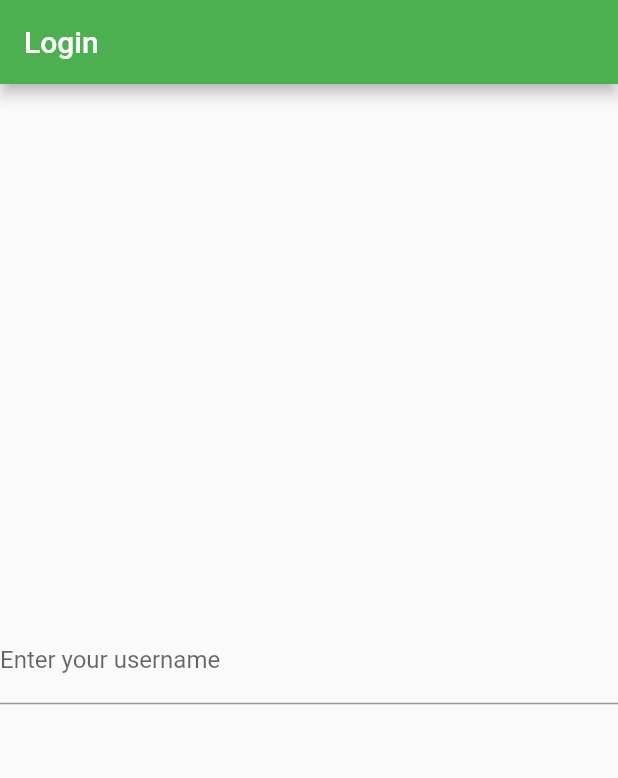
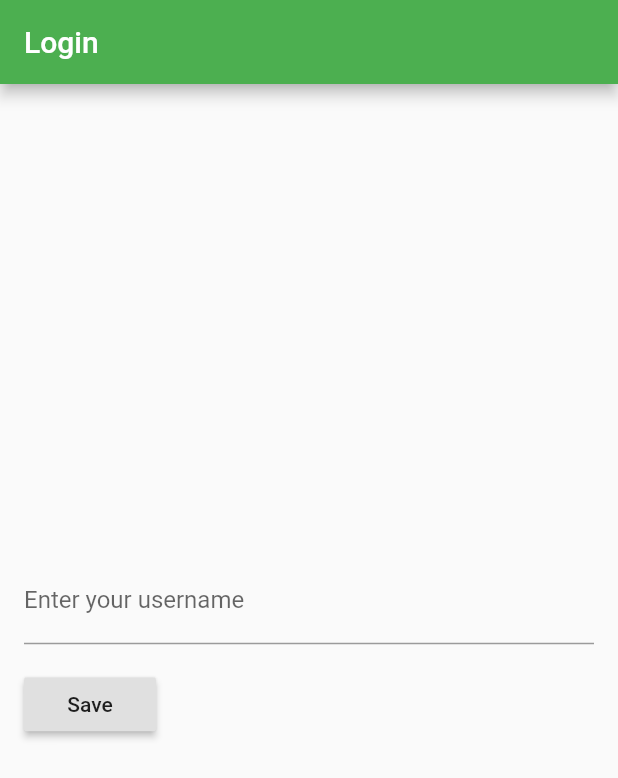
Before and after one commit to dreampany/nearby, a Flutter app: the screen it shows after launch, on a phone screen of 412 x 824 dp. Shown: the top 778 px of the screen. Run offline on Flutter 3.47's test engine with Material 2 defaults, Android fonts, the phone set to English and light mode, and no system bars; our stand-ins replace bloc, flutter_bloc, logger, shared_preferences; generated files the repository leaves out were written again.

Commit message:
login screen done

```diff
--- a/lib/login/login_screen.dart
+++ b/lib/login/login_screen.dart
@@ -23,7 +23,7 @@ class LoginScreenState extends State<LoginScreen> {
   Widget build(BuildContext context) {
     return BlocProvider<LoginBloc>(
       create: (context) => LoginBloc(),
-      child: LoginWidget(screen: widget, state: this),
+      child: LoginWidget(formKey: formKey, screen: widget, state: this),
     );
   }
 }
@@ -49,14 +49,14 @@ class LoginWidget extends StatelessWidget {
       body: BlocBuilder(
         bloc: BlocProvider.of<LoginBloc>(context),
         builder: (context, LoginState state) =>
-            getLoginUi(context, formKey, state),
+            getLoginUi(formKey, context, state),
       ),
     );
   }
 }
 
 Widget getLoginUi(
-    BuildContext context, GlobalKey<FormState> formKey, LoginState state) {
+    GlobalKey<FormState> formKey, BuildContext context, LoginState state) {
   if (state.loading)
     return Center(
       child: CircularProgressIndicator(
@@ -68,17 +68,41 @@ Widget getLoginUi(
       mainAxisAlignment: MainAxisAlignment.center,
       crossAxisAlignment: CrossAxisAlignment.center,
       children: <Widget>[
-        Form(
+        Padding(
+          padding: const EdgeInsets.all(16.0),
+          child: Form(
             key: formKey,
-          child: TextFormField(
+            child: Column(
+              crossAxisAlignment: CrossAxisAlignment.start,
+              children: <Widget>[
+                TextFormField(
                   decoration: InputDecoration(labelText: 'Enter your username'),
                   validator: (value) {
                     if (value.isEmpty) return 'Please enter username';
                     return null;
                   },
                 ),
+                Padding(
+                  padding: const EdgeInsets.symmetric(vertical: 16.0),
+                  child: RaisedButton(
+                    onPressed: () {
+                      save(formKey, context);
+                    },
+                    child: Text('Save'),
+                  ),
                 )
+              ],
+            ),
+          ),
+        ),
       ],
     ),
   );
 }
+
+void save(GlobalKey<FormState> key, BuildContext context) {
+  if (key.currentState.validate()) {
+    Scaffold.of(context)
+        .showSnackBar(SnackBar(content: Text('Processing Data')));
+  }
+}
```
Also changed, not shown: pubspec.lock. Lines whose indentation alone changed are shown as unchanged.
